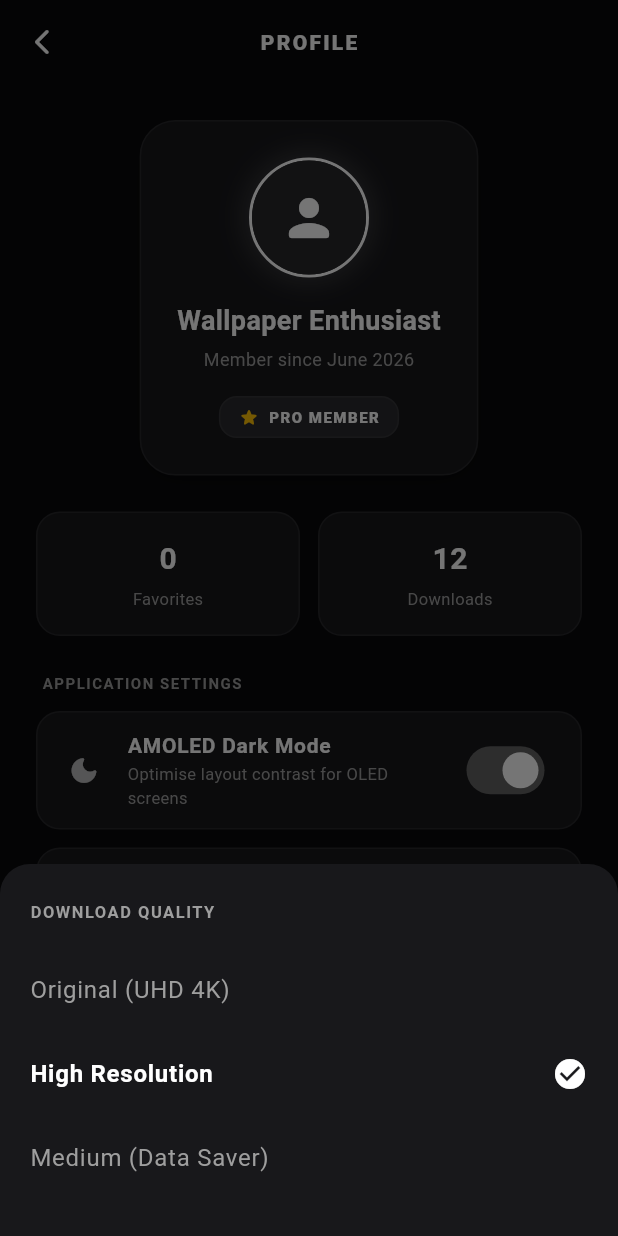
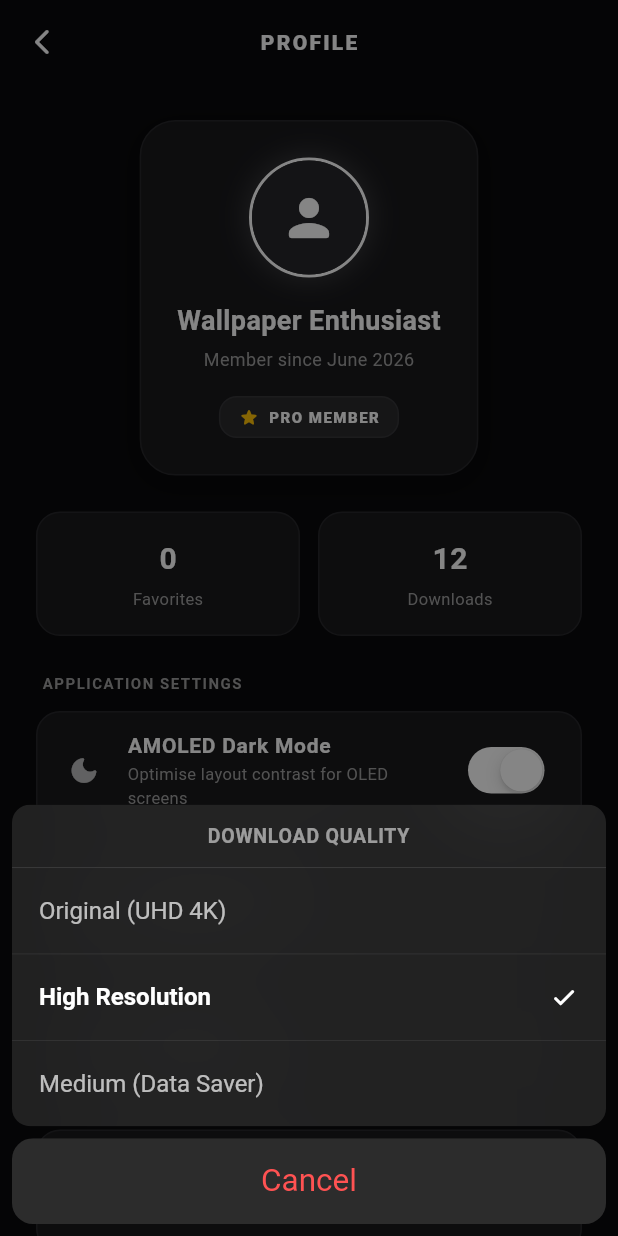
Before and after one commit to adeshasur/Wallpaper-App, a Flutter app: the ProfileScreen screen opened directly with empty values, after a tap on "Download Quality", on a phone screen of 412 x 824 dp. Run offline on Flutter 3.47's test engine with Material 3 defaults, Android fonts, the phone set to English and light mode, and no system bars; our stand-ins replace cloud_firestore, firebase_core; missing offline and left inert: dart:html, dart:ui_web; accounts and stored records are empty; network calls fail.

Commit message:
Enhance UI UX using Cupertino dialogs, action sheets, route transitions, and switches in main.dart

```diff
--- a/lib/main.dart
+++ b/lib/main.dart
@@ -1,6 +1,7 @@
 import 'dart:io';
 import 'dart:ui';
 import 'package:flutter/material.dart';
+import 'package:flutter/cupertino.dart';
 import 'package:firebase_core/firebase_core.dart';
 import 'package:cloud_firestore/cloud_firestore.dart';
 import 'package:http/http.dart' as http;
@@ -248,14 +249,25 @@ class _HomeScreenState extends State<HomeScreen> {
     return Scaffold(
       body: Stack(
         children: [
-          SafeArea(
-            child: CustomScrollView(
+          CustomScrollView(
             physics: const BouncingScrollPhysics(),
             slivers: [
-                // Minimalist Top Header
-                SliverToBoxAdapter(
-                  child: Padding(
-                    padding: const EdgeInsets.symmetric(horizontal: 24.0, vertical: 20.0),
+              // Glassmorphic Pinned iOS-style Header
+              SliverAppBar(
+                pinned: true,
+                floating: false,
+                backgroundColor: Colors.transparent,
+                elevation: 0,
+                scrolledUnderElevation: 0,
+                automaticallyImplyLeading: false,
+                toolbarHeight: 80, // Height of the nav bar including status bar safety padding
+                flexibleSpace: ClipRRect(
+                  child: BackdropFilter(
+                    filter: ImageFilter.blur(sigmaX: 16.0, sigmaY: 16.0),
+                    child: Container(
+                      color: const Color(0xFF09090B).withValues(alpha: 0.8),
+                      padding: const EdgeInsets.only(left: 24.0, right: 24.0, top: 28.0),
+                      alignment: Alignment.center,
                       child: Row(
                         mainAxisAlignment: MainAxisAlignment.spaceBetween,
                         children: [
@@ -272,7 +284,7 @@ class _HomeScreenState extends State<HomeScreen> {
                             onTap: () {
                               Navigator.push(
                                 context,
-                              MaterialPageRoute(
+                                CupertinoPageRoute(
                                   builder: (_) => ProfileScreen(
                                     favoriteCount: _favoriteUrls.length,
                                   ),
@@ -290,6 +302,8 @@ class _HomeScreenState extends State<HomeScreen> {
                             ),
                           )
                         ],
+                      ),
+                    ),
                   ),
                 ),
               ),
@@ -316,7 +330,7 @@ class _HomeScreenState extends State<HomeScreen> {
                             onTap: () {
                               Navigator.push(
                                 context,
-                                MaterialPageRoute(
+                                CupertinoPageRoute(
                                   builder: (_) => WallpaperViewScreen(
                                     imageUrl: featuredWallpaperUrl,
                                     title: featuredTitle,
@@ -602,7 +616,7 @@ class _HomeScreenState extends State<HomeScreen> {
                                 onTap: () {
                                   Navigator.push(
                                     context,
-                                    MaterialPageRoute(
+                                    CupertinoPageRoute(
                                       builder: (_) => WallpaperViewScreen(
                                         imageUrl: url,
                                         title: title,
@@ -645,7 +659,6 @@ class _HomeScreenState extends State<HomeScreen> {
                   child: SizedBox(height: 100),
                 ),
               ],
-            ),
             ),
 
           // Floating Glassmorphic Bottom Navigation Bar
@@ -1069,18 +1082,18 @@ class _ProfileScreenState extends State<ProfileScreen> {
   double _cacheSize = 15.4;
 
   void _clearCache() {
-    showDialog(
+    showCupertinoDialog(
       context: context,
-      builder: (context) => AlertDialog(
-        backgroundColor: const Color(0xFF18181B), // Zinc-900
-        title: const Text('Clear Cache', style: TextStyle(color: Colors.white, fontWeight: FontWeight.bold)),
-        content: const Text('Are you sure you want to clear temporary image caches?', style: TextStyle(color: Colors.grey)),
+      builder: (context) => CupertinoAlertDialog(
+        title: const Text('Clear Cache'),
+        content: const Text('Are you sure you want to clear temporary image caches?'),
         actions: [
-          TextButton(
+          CupertinoDialogAction(
             onPressed: () => Navigator.pop(context),
-            child: const Text('CANCEL', style: TextStyle(color: Colors.grey, fontWeight: FontWeight.bold)),
+            child: const Text('Cancel', style: TextStyle(color: Colors.blue)),
           ),
-          TextButton(
+          CupertinoDialogAction(
+            isDestructiveAction: true,
             onPressed: () {
               setState(() {
                 _cacheSize = 0.0;
@@ -1093,7 +1106,7 @@ class _ProfileScreenState extends State<ProfileScreen> {
                 ),
               );
             },
-            child: const Text('CLEAR', style: TextStyle(color: Colors.redAccent, fontWeight: FontWeight.bold)),
+            child: const Text('Clear'),
           ),
         ],
       ),
@@ -1101,50 +1114,67 @@ class _ProfileScreenState extends State<ProfileScreen> {
   }
 
   void _showQualitySelector() {
-    showModalBottomSheet(
+    showCupertinoModalPopup(
       context: context,
-      backgroundColor: const Color(0xFF18181B),
-      shape: const RoundedRectangleBorder(
-        borderRadius: BorderRadius.vertical(top: Radius.circular(20)),
+      builder: (context) => CupertinoTheme(
+        data: const CupertinoThemeData(
+          brightness: Brightness.dark,
+          primaryColor: Colors.white,
         ),
-      builder: (context) => Container(
-        padding: const EdgeInsets.symmetric(vertical: 24, horizontal: 20),
-        child: Column(
-          mainAxisSize: MainAxisSize.min,
-          crossAxisAlignment: CrossAxisAlignment.start,
-          children: [
-            const Text(
+        child: CupertinoActionSheet(
+          title: const Text(
             'DOWNLOAD QUALITY',
-              style: TextStyle(color: Colors.grey, fontSize: 11, fontWeight: FontWeight.bold, letterSpacing: 1.0),
+            style: TextStyle(
+              fontSize: 13,
+              fontWeight: FontWeight.bold,
+              letterSpacing: 0.5,
             ),
-            const SizedBox(height: 16),
-            _buildQualityOption('Original (UHD 4K)'),
-            _buildQualityOption('High Resolution'),
-            _buildQualityOption('Medium (Data Saver)'),
+          ),
+          actions: [
+            _buildCupertinoQualityOption('Original (UHD 4K)'),
+            _buildCupertinoQualityOption('High Resolution'),
+            _buildCupertinoQualityOption('Medium (Data Saver)'),
           ],
+          cancelButton: CupertinoActionSheetAction(
+            onPressed: () => Navigator.pop(context),
+            child: const Text('Cancel', style: TextStyle(color: Colors.redAccent)),
+          ),
         ),
       ),
     );
   }
 
-  Widget _buildQualityOption(String quality) {
+  Widget _buildCupertinoQualityOption(String quality) {
     final isSelected = _selectedQuality == quality;
-    return ListTile(
-      contentPadding: EdgeInsets.zero,
-      title: Text(
-        quality,
-        style: TextStyle(
-          color: isSelected ? Colors.white : Colors.grey,
-          fontWeight: isSelected ? FontWeight.bold : FontWeight.normal,
-        ),
-      ),
-      trailing: isSelected ? const Icon(Icons.check_circle, color: Colors.white) : null,
-      onTap: () {
+    return CupertinoActionSheetAction(
+      onPressed: () {
         setState(() {
           _selectedQuality = quality;
         });
         Navigator.pop(context);
       },
+      child: Padding(
+        padding: const EdgeInsets.symmetric(horizontal: 8.0),
+        child: Row(
+          mainAxisAlignment: MainAxisAlignment.spaceBetween,
+          children: [
+            Text(
+              quality,
+              style: TextStyle(
+                color: isSelected ? Colors.white : Colors.white70,
+                fontSize: 16,
+                fontWeight: isSelected ? FontWeight.w600 : FontWeight.normal,
+              ),
+            ),
+            if (isSelected)
+              const Icon(
+                CupertinoIcons.checkmark_alt,
+                color: Colors.white,
+                size: 20,
+              ),
+          ],
+        ),
+      ),
     );
   }
 
@@ -1344,11 +1374,10 @@ class _ProfileScreenState extends State<ProfileScreen> {
               icon: Icons.dark_mode_rounded,
               title: 'AMOLED Dark Mode',
               subtitle: 'Optimise layout contrast for OLED screens',
-              trailing: Switch(
+              trailing: CupertinoSwitch(
                 value: _amoledMode,
-                activeColor: Colors.white,
-                activeTrackColor: Colors.grey[700],
-                inactiveTrackColor: Colors.black,
+                activeTrackColor: Colors.white,
+                inactiveTrackColor: const Color(0xFF27272A),
                 onChanged: (val) {
                   setState(() {
                     _amoledMode = val;
```
Lines whose indentation alone changed are shown as unchanged.
